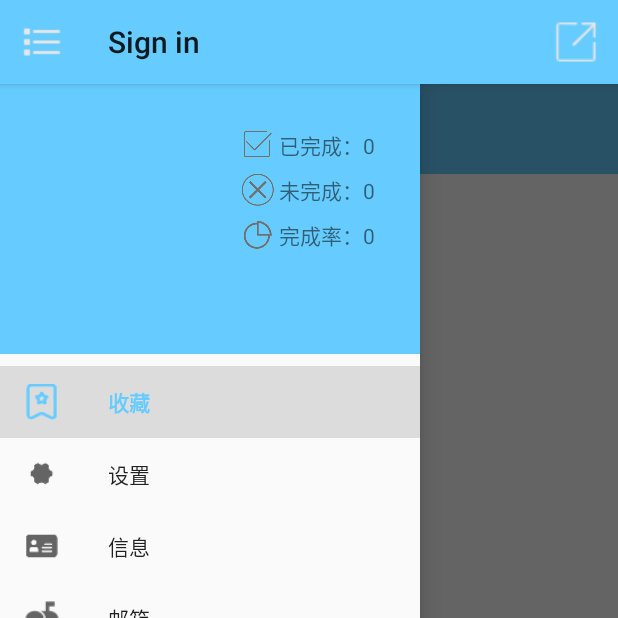
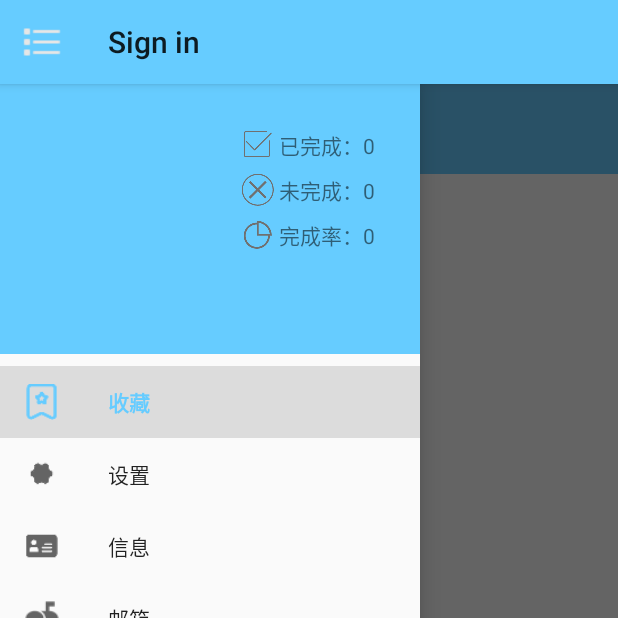
Before and after one commit to NapManiac/xingtu1.0, an Android app: the MainActivity screen opened directly, with no data from a screen before it, with the side drawer open, on a phone screen of 412 x 824 dp, the top half of it. Run offline under Robolectric (Android 15) with nearby library versions, the phone set to English and light mode, and no system bars; our stand-ins replace ButterKnife, CircleImageView; libraries missing offline, so code that uses them is left out: com.vivian.timelineitemdecoration, com.xuexiang.xui, org.litepal; pictures from the network do not load; 11 statements that could not run were skipped.

Commit message:
fix ToobBar + 拾星bug

```diff
--- a/app/src/main/java/com/example/softd/yichun201907/home/MainActivity.java
+++ b/app/src/main/java/com/example/softd/yichun201907/home/MainActivity.java
@@ -18,8 +18,8 @@ import android.view.View;
 import android.widget.ImageView;
 import android.widget.LinearLayout;
 import android.widget.TextView;
-import android.widget.Toast;
 
+import com.example.softd.yichun201907.DB.Entity;
 import com.example.softd.yichun201907.R;
 import com.example.softd.yichun201907.base.BaseActivity;
 import com.example.softd.yichun201907.base.MyApp;
@@ -68,8 +68,13 @@ public class MainActivity extends BaseActivity {
 
     View header;
 
-    //侧滑菜单按键
-    private DrawerLayout mDrawerLayout;
+
+    public static MainActivity  mainActivity;
+
+    public MainActivity() {
+        mainActivity = this;
+    }
+
 
 
     @Override
@@ -117,6 +122,7 @@ public class MainActivity extends BaseActivity {
             @Override
             public void onPageSelected(int i) {//滑动到了哪一项
                 iconChange(i);//让图标跟随滑动变动
+                invalidateOptionsMenu();
             }
 
             @Override
@@ -184,7 +190,6 @@ public class MainActivity extends BaseActivity {
 
         setSupportActionBar(toolbar);
         ActionBar actionBar = getSupportActionBar();
-        mDrawerLayout = (DrawerLayout) findViewById(R.id.drawer_layout);
         if (actionBar != null) {
             actionBar.setDisplayHomeAsUpEnabled(true);
             actionBar.setHomeAsUpIndicator(R.drawable.ic_menu);
@@ -225,12 +230,19 @@ public class MainActivity extends BaseActivity {
         vpTab.setCurrentItem(i);//设置viewPage中选中哪一项
     }
 
+    public void debugCollection() {
+
+    }
+
+
+
     //处理图标的变化
     private void iconChange(int i) {
         resetIcon();//重置所有图标为灰色
         switch (i) {
             case 0:
                 toolbar.setTitle("待办");
+
                 ivMessage.setImageResource(R.mipmap.task_selected);
                 break;
             case 1:
@@ -280,23 +292,60 @@ public class MainActivity extends BaseActivity {
         // TODO: add setContentView(...) invocation
         ButterKnife.bind(this);
     }
+    @Override
+    public boolean onCreateOptionsMenu(Menu menu) {
+        getMenuInflater().inflate(R.menu.toolbar_stars, menu);
+        switch (vpTab.getCurrentItem()) {
+            case 0:
+                menu.findItem(R.id.it_collection).setVisible(false);
+                break;
+            case 1:
+                menu.findItem(R.id.it_collection).setVisible(true);
+                if (MyApp.getTodayEntity().getIsCollection() == 2) {
+                    menu.findItem(R.id.it_collection).setIcon(R.drawable.ic_is_collection);
+                } else {
+                    menu.findItem(R.id.it_collection).setIcon(R.drawable.ic_collection);
+                }
+                break;
 
-    public boolean onCreateOptionsMenu(Menu menu) {
-        getMenuInflater().inflate(R.menu.toolbar, menu);
+            case 2:
+                menu.findItem(R.id.it_collection).setVisible(false);
+                break;
+            case 3:
+                menu.findItem(R.id.it_collection).setVisible(false);
+                break;
+        }
+
+
         return true;
     }
 
     @Override
     public boolean onOptionsItemSelected(MenuItem item) {
         switch (item.getItemId()) {
-            case R.id.it_share:
-                StarsFragment starsFragment = (StarsFragment) fragmentList.get(1);
-                starsFragment.showSimpleBottomSheetGrid();
+            case R.id.it_collection:
+                if (MyApp.getTodayEntity().getIsCollection() == 1) {
+                    item.setIcon(R.drawable.ic_is_collection);
+                    Entity entity = new Entity();
+                    entity.setIsCollection(2);
+                    entity.updateAll("idid=?", MyApp.getTodayEntity().getIdid());
+
+                    MyApp.getTodayEntity().setIsCollection(2);
+                    toastShort("取消收藏");
+
+                } else {
+                    item.setIcon(R.drawable.ic_collection);
+                    Entity entity = new Entity();
+                    entity.setIsCollection(1);
+                    entity.updateAll("idid=?", MyApp.getTodayEntity().getIdid());
+
+                    MyApp.getTodayEntity().setIsCollection(1);
+                    toastShort("收藏成功");
+                }
                 break;
             case android.R.id.home:
-                mDrawerLayout.openDrawer(GravityCompat.START);
+                drawerLayout.openDrawer(GravityCompat.START);
                 break;
-
 
             default:
         }
```
